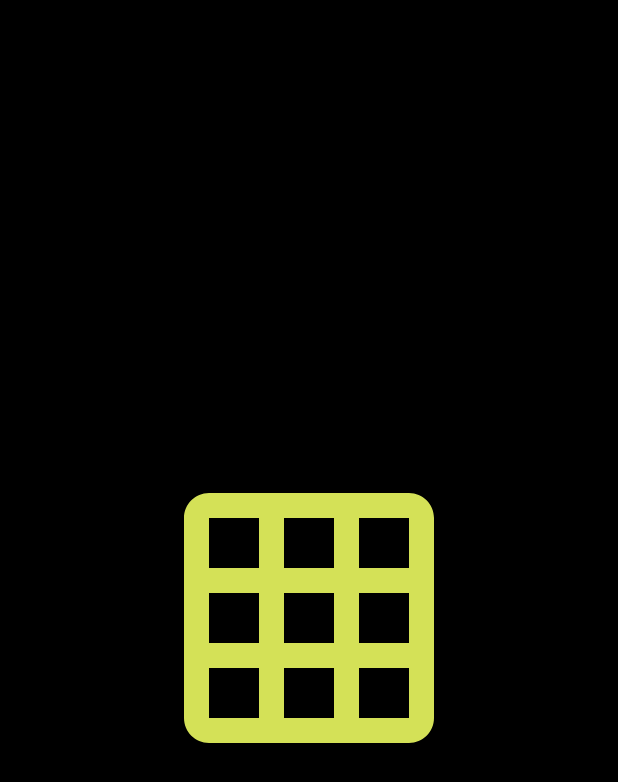
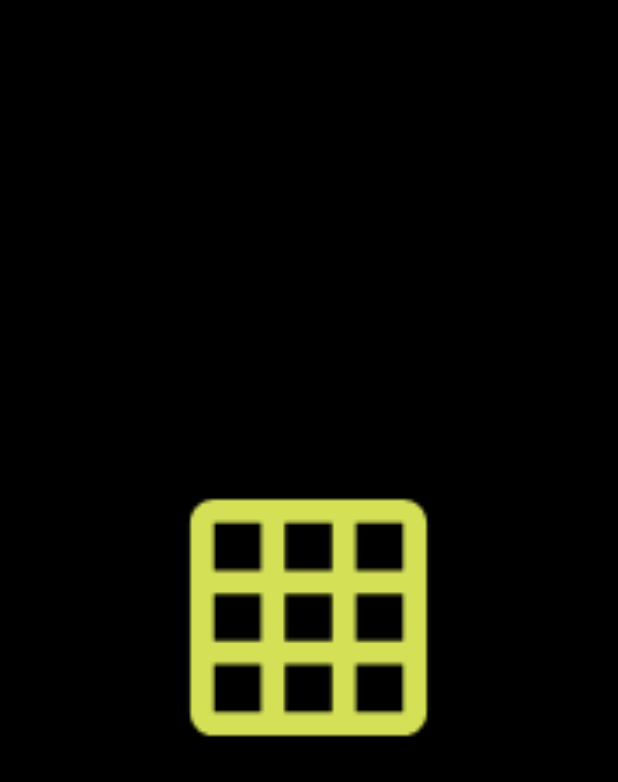
Before and after one commit to KartikeySharma/GridViz, an Android app: the SplashActivity screen opened directly, with no data from a screen before it, on a phone screen of 412 x 824 dp. Shown: the top 782 px of the screen. Run offline under Robolectric (Android 15) with nearby library versions, the phone set to English and light mode, and no system bars.

Commit message:
change logo

```diff
--- a/app/src/main/AndroidManifest.xml
+++ b/app/src/main/AndroidManifest.xml
@@ -4,9 +4,9 @@
 
     <application
         android:allowBackup="true"
-        android:icon="@mipmap/ic_launcher"
+        android:icon="@mipmap/ic_logo_grid"
         android:label="@string/app_name"
-        android:roundIcon="@mipmap/ic_launcher_round"
+        android:roundIcon="@mipmap/ic_logo_grid_round"
         android:supportsRtl="true"
         android:theme="@style/Theme.PathfindingVisualizer">
         <activity android:name=".SplashActivity">
--- a/app/src/main/res/drawable/ic_baseline_grid_on_24.xml
+++ /dev/null
@@ -1,5 +0,0 @@
-<vector android:height="24dp" android:tint="#D4E157"
-    android:viewportHeight="24" android:viewportWidth="24"
-    android:width="24dp" xmlns:android="http://schemas.android.com/apk/res/android">
-    <path android:fillColor="@android:color/white" android:pathData="M20,2L4,2c-1.1,0 -2,0.9 -2,2v16c0,1.1 0.9,2 2,2h16c1.1,0 2,-0.9 2,-2L22,4c0,-1.1 -0.9,-2 -2,-2zM8,20L4,20v-4h4v4zM8,14L4,14v-4h4v4zM8,8L4,8L4,4h4v4zM14,20h-4v-4h4v4zM14,14h-4v-4h4v4zM14,8h-4L10,4h4v4zM20,20h-4v-4h4v4zM20,14h-4v-4h4v4zM20,8h-4L16,4h4v4z"/>
-</vector>
--- /dev/null
+++ b/app/src/main/res/drawable/ic_logo_grid_foreground.xml
@@ -0,0 +1,15 @@
+<vector xmlns:android="http://schemas.android.com/apk/res/android"
+    android:width="108dp"
+    android:height="108dp"
+    android:viewportWidth="108"
+    android:viewportHeight="108"
+    android:tint="#D4E157">
+  <group android:scaleX="2.2707"
+      android:scaleY="2.2707"
+      android:translateX="26.7516"
+      android:translateY="26.7516">
+    <path
+        android:fillColor="@android:color/white"
+        android:pathData="M20,2L4,2c-1.1,0 -2,0.9 -2,2v16c0,1.1 0.9,2 2,2h16c1.1,0 2,-0.9 2,-2L22,4c0,-1.1 -0.9,-2 -2,-2zM8,20L4,20v-4h4v4zM8,14L4,14v-4h4v4zM8,8L4,8L4,4h4v4zM14,20h-4v-4h4v4zM14,14h-4v-4h4v4zM14,8h-4L10,4h4v4zM20,20h-4v-4h4v4zM20,14h-4v-4h4v4zM20,8h-4L16,4h4v4z"/>
+  </group>
+</vector>
--- a/app/src/main/res/layout/activity_splash.xml
+++ b/app/src/main/res/layout/activity_splash.xml
@@ -8,9 +8,9 @@
 
     <ImageView
         android:id="@+id/splashlogo"
-        android:layout_width="200dp"
-        android:layout_height="200dp"
+        android:layout_width="250dp"
+        android:layout_height="250dp"
         android:layout_centerInParent="true"
-        android:src="@drawable/ic_baseline_grid_on_24" />
+        android:src="@mipmap/ic_logo_grid" />
 
 </RelativeLayout>
--- /dev/null
+++ b/app/src/main/res/mipmap-anydpi-v26/ic_logo_grid.xml
@@ -0,0 +1,5 @@
+<?xml version="1.0" encoding="utf-8"?>
+<adaptive-icon xmlns:android="http://schemas.android.com/apk/res/android">
+    <background android:drawable="@color/ic_logo_grid_background"/>
+    <foreground android:drawable="@drawable/ic_logo_grid_foreground"/>
+</adaptive-icon>
--- /dev/null
+++ b/app/src/main/res/mipmap-anydpi-v26/ic_logo_grid_round.xml
@@ -0,0 +1,5 @@
+<?xml version="1.0" encoding="utf-8"?>
+<adaptive-icon xmlns:android="http://schemas.android.com/apk/res/android">
+    <background android:drawable="@color/ic_logo_grid_background"/>
+    <foreground android:drawable="@drawable/ic_logo_grid_foreground"/>
+</adaptive-icon>
--- /dev/null
+++ b/app/src/main/res/values/ic_logo_grid_background.xml
@@ -0,0 +1,4 @@
+<?xml version="1.0" encoding="utf-8"?>
+<resources>
+    <color name="ic_logo_grid_background">#000000</color>
+</resources>
```
Also changed, not shown: app/src/main/ic_logo_grid-playstore.png (added), app/src/main/res/mipmap-hdpi/ic_logo_grid.png (added), app/src/main/res/mipmap-hdpi/ic_logo_grid_round.png (added), app/src/main/res/mipmap-mdpi/ic_logo_grid.png (added), app/src/main/res/mipmap-mdpi/ic_logo_grid_round.png (added), app/src/main/res/mipmap-xhdpi/ic_logo_grid.png (added), app/src/main/res/mipmap-xhdpi/ic_logo_grid_round.png (added), app/src/main/res/mipmap-xxhdpi/ic_logo_grid.png (added), app/src/main/res/mipmap-xxhdpi/ic_logo_grid_round.png (added), app/src/main/res/mipmap-xxxhdpi/ic_logo_grid.png (added), app/src/main/res/mipmap-xxxhdpi/ic_logo_grid_round.png (added).
